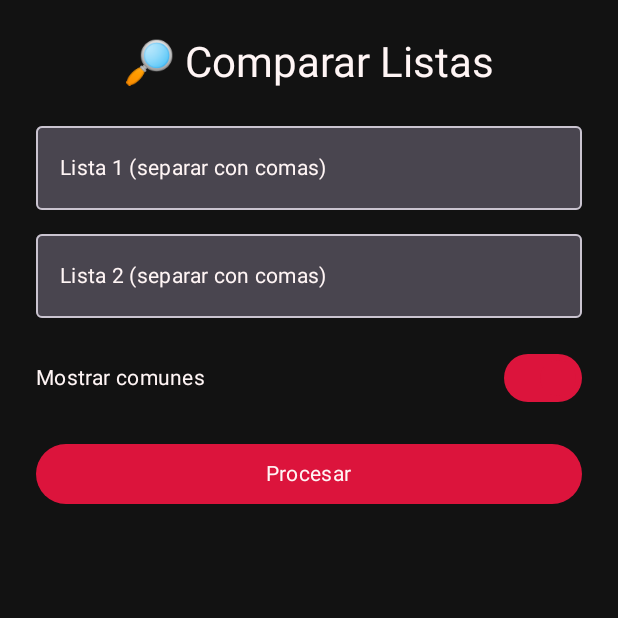
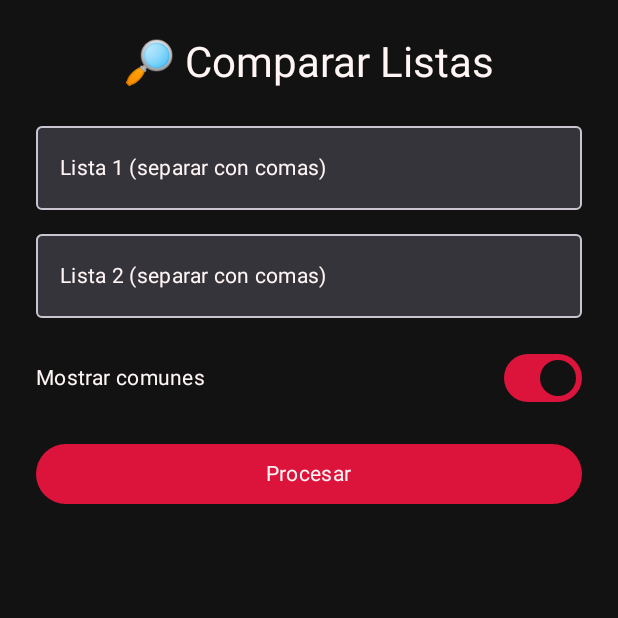
Before and after one commit to mirko-geno/ejercicios_sugar_coach, an Android app built with Jetpack Compose: the IntersectionScreen screen opened through its navigation route, on a phone screen of 412 x 824 dp, the top half of it. Run offline under Robolectric (Android 15) with nearby library versions, the light colour scheme and no system bars.

Commit message:
fixed visual bugs

```diff
--- a/app/src/main/java/com/example/learning/screens/IntersectionScreen.kt
+++ b/app/src/main/java/com/example/learning/screens/IntersectionScreen.kt
@@ -47,13 +47,7 @@ fun IntersectionScreen(modifier: Modifier = Modifier) {
                     )
                 },
                 modifier = Modifier.fillMaxWidth(),
-                colors = TextFieldDefaults.outlinedTextFieldColors(
-                    textColor = MaterialTheme.colorScheme.onBackground,
-                    containerColor = MaterialTheme.colorScheme.surfaceVariant,
-                    cursorColor = MaterialTheme.colorScheme.primary,
-                    focusedBorderColor = MaterialTheme.colorScheme.primary,
-                    unfocusedBorderColor = MaterialTheme.colorScheme.onSurfaceVariant
-                )
+                colors = TextFieldDefaults.colors()
             )
 
             Spacer(modifier = Modifier.height(8.dp))
@@ -69,13 +63,7 @@ fun IntersectionScreen(modifier: Modifier = Modifier) {
                     )
                 },
                 modifier = Modifier.fillMaxWidth(),
-                colors = TextFieldDefaults.outlinedTextFieldColors(
-                    textColor = MaterialTheme.colorScheme.onBackground,
-                    containerColor = MaterialTheme.colorScheme.surfaceVariant,
-                    cursorColor = MaterialTheme.colorScheme.primary,
-                    focusedBorderColor = MaterialTheme.colorScheme.primary,
-                    unfocusedBorderColor = MaterialTheme.colorScheme.onSurfaceVariant
-                )
+                colors = TextFieldDefaults.colors()
             )
 
             Spacer(modifier = Modifier.height(16.dp))
@@ -94,8 +82,8 @@ fun IntersectionScreen(modifier: Modifier = Modifier) {
                     checked = condition,
                     onCheckedChange = { condition = it },
                     colors = SwitchDefaults.colors(
-                        checkedThumbColor = MaterialTheme.colorScheme.primary,
-                        uncheckedThumbColor = MaterialTheme.colorScheme.secondary
+                        checkedThumbColor = MaterialTheme.colorScheme.background,
+                        uncheckedThumbColor = MaterialTheme.colorScheme.primary
                     )
                 )
             }
```
